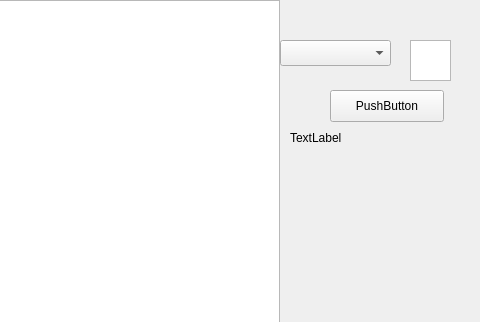
Qt form mainwindow.ui (Vazzi/Stalker-Editor) before a commit; both pictures show x 520 to 1000 and y 0 to 322 of the 1000 by 600 pixel window.
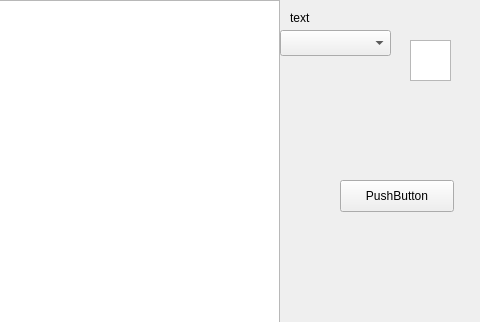
The same form after that commit.

```diff
--- a/mainwindow.ui
+++ b/mainwindow.ui
@@ -89,8 +89,8 @@
    <widget class="QPushButton" name="pushButton">
     <property name="geometry">
      <rect>
-      <x>850</x>
-      <y>90</y>
+      <x>860</x>
+      <y>180</y>
       <width>114</width>
       <height>32</height>
      </rect>
@@ -113,7 +113,7 @@
     <property name="geometry">
      <rect>
       <x>800</x>
-      <y>40</y>
+      <y>30</y>
       <width>111</width>
       <height>26</height>
      </rect>
@@ -123,13 +123,13 @@
     <property name="geometry">
      <rect>
       <x>810</x>
-      <y>130</y>
-      <width>62</width>
+      <y>10</y>
+      <width>171</width>
       <height>16</height>
      </rect>
     </property>
     <property name="text">
-     <string>TextLabel</string>
+     <string>text</string>
     </property>
    </widget>
   </widget>
```
